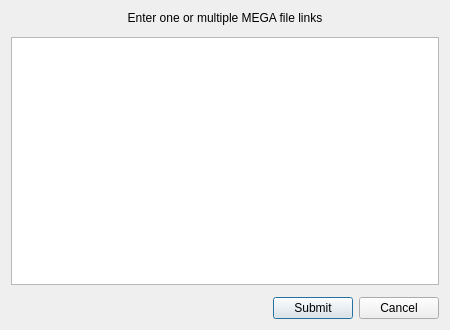
Before: the Qt Designer form Source/MEGASync/gui/PasteMegaLinksDialog.ui in meganz/MEGAsync, drawn with Qt 5.
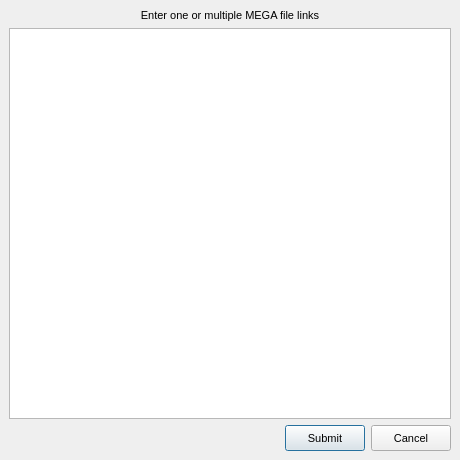
After: the same form once the commit is applied.

The edit to the form file:
```diff
--- a/Source/MEGASync/gui/PasteMegaLinksDialog.ui
+++ b/Source/MEGASync/gui/PasteMegaLinksDialog.ui
@@ -6,28 +6,58 @@
    <rect>
     <x>0</x>
     <y>0</y>
-    <width>450</width>
-    <height>330</height>
+    <width>460</width>
+    <height>460</height>
    </rect>
   </property>
   <property name="minimumSize">
    <size>
-    <width>450</width>
-    <height>330</height>
+    <width>0</width>
+    <height>0</height>
    </size>
   </property>
   <property name="maximumSize">
    <size>
-    <width>450</width>
-    <height>330</height>
+    <width>16777215</width>
+    <height>16777215</height>
    </size>
   </property>
   <property name="windowTitle">
    <string>Import links</string>
   </property>
+  <property name="styleSheet">
+   <string notr="true">QWidget
+{
+font-size: 11px;
+}
+
+QCheckBox::indicator {
+     width: 16px;
+     height: 16px;
+ }
+
+QRadioButton::indicator {
+     width: 16px;
+     height: 16px;
+ }
+
+QScrollBar:horizontal {
+height: 16px;
+}
+
+QPushButton
+{
+    min-height: 24px;
+	height: 24px;
+}
+</string>
+  </property>
   <layout class="QVBoxLayout" name="verticalLayout">
    <property name="spacing">
-    <number>12</number>
+    <number>6</number>
+   </property>
+   <property name="margin">
+    <number>9</number>
    </property>
    <item>
     <widget class="QLabel" name="lHeader">
@@ -57,6 +87,12 @@
    </item>
    <item>
     <widget class="QWidget" name="widget" native="true">
+     <property name="maximumSize">
+      <size>
+       <width>16777215</width>
+       <height>26</height>
+      </size>
+     </property>
      <layout class="QHBoxLayout" name="horizontalLayout">
       <property name="margin">
        <number>0</number>
```
